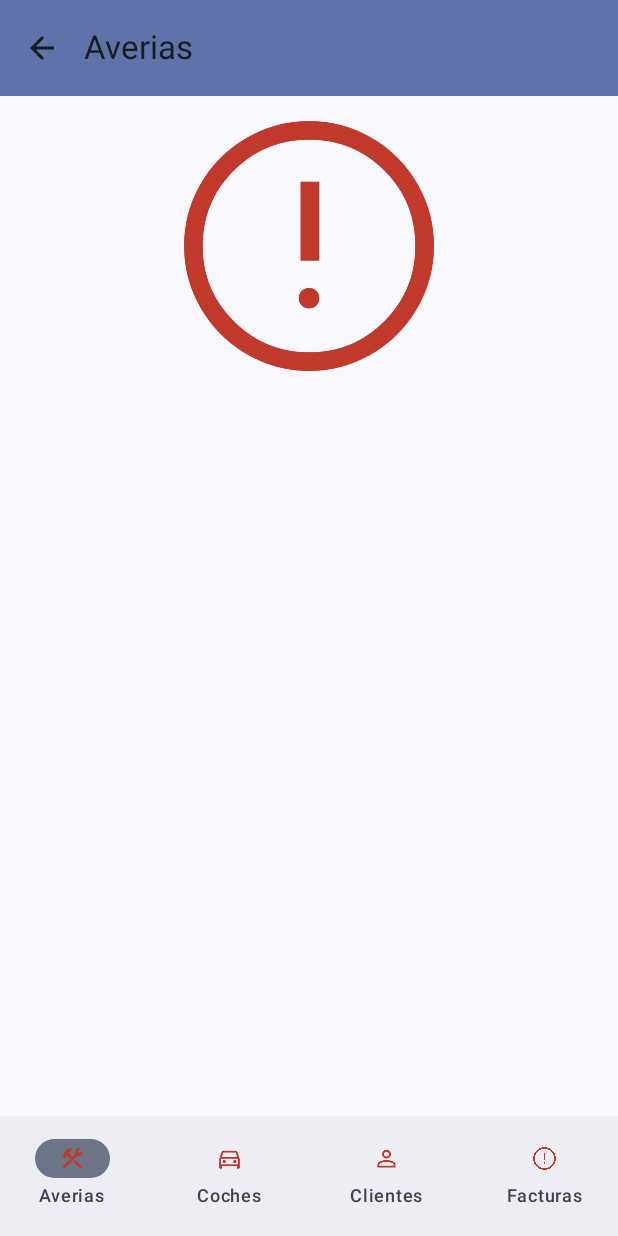
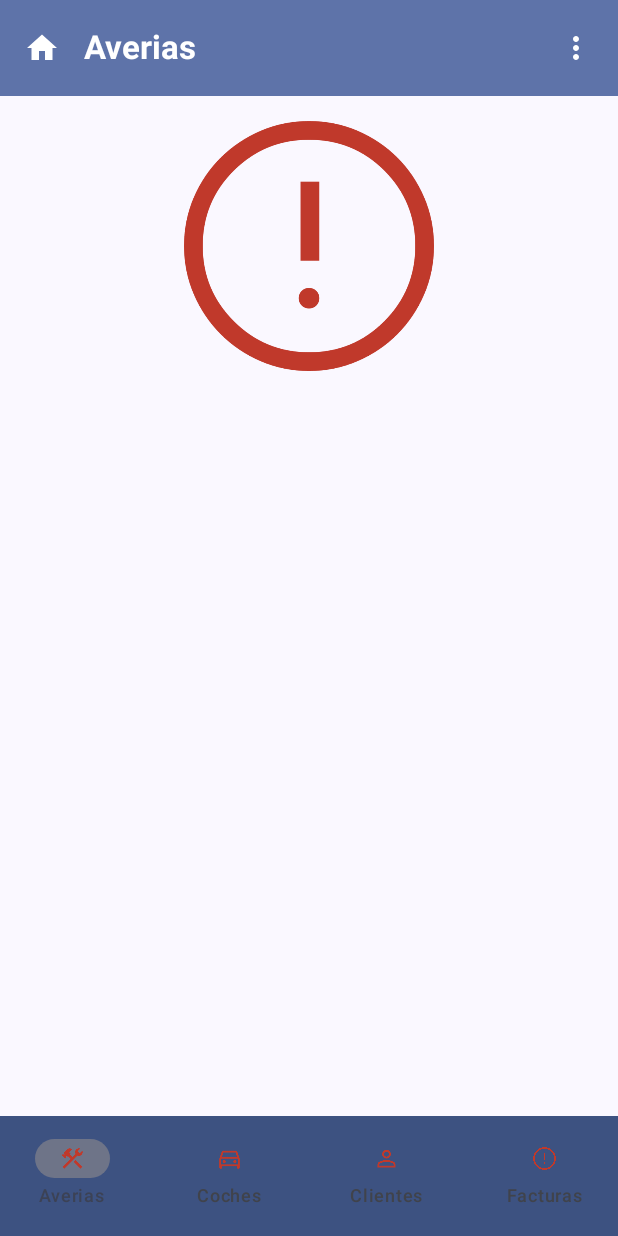
Before and after one commit to Sebbvs/TallerMecanico_Sebastian, an Android app built with Jetpack Compose: the Averias screen opened through its navigation route, on a phone screen of 412 x 824 dp. Run offline under Robolectric (Android 15) with nearby library versions, the phone set to English and light mode, and no system bars.

Commit message:
Login mejorado. ArrowBack mejorado. Averia Cards Mejorado
Falta añadir navigations.
Falta pantalla Empleados y Facturas.
Rehacer listas a Card y añadir botones para Ver Detalle y Editar, que se vea mas limpio y lograr un mejor contraste de color.

```diff
--- a/app/src/main/java/com/example/tallermecanico_sebastian/ui/TallerApp.kt
+++ b/app/src/main/java/com/example/tallermecanico_sebastian/ui/TallerApp.kt
@@ -2,12 +2,20 @@ package com.example.tallermecanico_sebastian.ui
 
 import androidx.annotation.StringRes
 import androidx.compose.foundation.Image
+import androidx.compose.foundation.layout.Row
+import androidx.compose.foundation.layout.Spacer
 import androidx.compose.foundation.layout.fillMaxSize
 import androidx.compose.foundation.layout.padding
 import androidx.compose.foundation.layout.size
+import androidx.compose.foundation.layout.width
 import androidx.compose.material.icons.Icons
 import androidx.compose.material.icons.automirrored.filled.ArrowBack
 import androidx.compose.material.icons.filled.AddCircle
+import androidx.compose.material.icons.filled.Home
+import androidx.compose.material.icons.filled.Star
+import androidx.compose.material.icons.outlined.MoreVert
+import androidx.compose.material3.DropdownMenu
+import androidx.compose.material3.DropdownMenuItem
 import androidx.compose.material3.ExperimentalMaterial3Api
 import androidx.compose.material3.Icon
 import androidx.compose.material3.IconButton
@@ -27,9 +35,12 @@ import androidx.compose.runtime.mutableStateOf
 import androidx.compose.runtime.remember
 import androidx.compose.runtime.rememberCoroutineScope
 import androidx.compose.runtime.setValue
+import androidx.compose.ui.Alignment
 import androidx.compose.ui.Modifier
+import androidx.compose.ui.graphics.Color
 import androidx.compose.ui.res.painterResource
 import androidx.compose.ui.res.stringResource
+import androidx.compose.ui.text.font.FontWeight
 import androidx.compose.ui.unit.dp
 import androidx.lifecycle.viewmodel.compose.viewModel
 import androidx.navigation.NavHostController
@@ -45,6 +56,7 @@ import com.example.tallermecanico_sebastian.ui.pantallas.PantallaCoches
 import com.example.tallermecanico_sebastian.ui.pantallas.PantallaEditarCoches
 import com.example.tallermecanico_sebastian.ui.pantallas.PantallaInicio
 import com.example.tallermecanico_sebastian.ui.pantallas.PantallaLogin
+import com.example.tallermecanico_sebastian.ui.theme.Blanco
 import com.example.tallermecanico_sebastian.ui.viewmodel.AveriaViewModel
 import com.example.tallermecanico_sebastian.ui.viewmodel.ClienteViewModel
 import com.example.tallermecanico_sebastian.ui.viewmodel.EmpleadoViewModel
@@ -63,9 +75,13 @@ enum class Pantallas(@StringRes val titulo: Int) {
     EditarAverias(titulo = R.string.pantalla_editar_averias),
     EditarCoches(titulo = R.string.pantalla_editar_coches),
     EditarClientes(titulo = R.string.pantalla_editar_clientes),
+
+    AnyadirAveria(titulo = R.string.pantalla_anyadir_averia),
+    AnyadirCliente(titulo = R.string.pantalla_anyadir_cliente),
+    AnyadirCoche(titulo = R.string.pantalla_anyadir_coche),
 //    EditarFacturas(titulo = R.string.pantalla_editar_facturas),
 
-//    TODO: HACER PANTALLA PARA EDITAR TRABAJADORES
+//    TODO: HACER PANTALLA PARA CRUD EMPLEADOS
 }
 
 val listaRutas = listOf(
@@ -148,7 +164,7 @@ fun TallerApp(
         },
         bottomBar = {
             if (pantallaActual != Pantallas.Login) {
-                NavigationBar {
+                NavigationBar(containerColor = MaterialTheme.colorScheme.primary.copy(alpha = 0.9F)) {
                     listaRutas.forEachIndexed { index, ruta ->
                         NavigationBarItem(
                             icon = {
@@ -158,15 +174,7 @@ fun TallerApp(
                                         contentDescription = stringResource(id = ruta.nombre),
                                         modifier = Modifier.size(18.dp)
                                     )
-                                /*Icon(
-                                    imageVector = ruta.iconoLleno,
-                                    contentDescription = stringResource(id = ruta.nombre)
-                                )*/
                                 else
-                                /*Icon(
-                                    imageVector = ruta.iconoVacio,
-                                    contentDescription = stringResource(id = ruta.nombre)
-                                )*/
                                     Image(
                                         painter = painterResource(id = ruta.iconoVacio),
                                         contentDescription = stringResource(id = ruta.nombre),
@@ -205,7 +213,7 @@ fun TallerApp(
             }
             composable(route = Pantallas.Inicio.name) {
                 PantallaInicio(
-                    empleadoUIState = empleadoUIState,
+                    empleadoViewModel = viewModelEmpleado,
                     modifier = Modifier
                 )
             }
@@ -215,7 +223,7 @@ fun TallerApp(
                     onAveriasObtenidos = { viewModelAveria.obtenerAverias() },
                     onAveriaClick = {
                         viewModelAveria.actualizarAveriaPulsado(it)
-                        navController.navigate(Pantallas.EditarAverias)
+                        navController.navigate(Pantallas.EditarAverias.name)
                     },
                     modifier = Modifier
                 )
@@ -226,7 +234,7 @@ fun TallerApp(
                     onVehiculosObtenidos = { viewModelVehiculo.obtenerVehiculos() },
                     onVehiculoClick = {
                         viewModelVehiculo.actualizarVehiculoPulsado(it)
-                        navController.navigate(Pantallas.EditarCoches)
+                        navController.navigate(Pantallas.EditarCoches.name)
                     },
                     modifier = Modifier
                 )
@@ -237,7 +245,7 @@ fun TallerApp(
                     onClientesObtenidos = { viewModelCliente.obtenerClientes() },
                     onClienteClick = {
                         viewModelCliente.actualizarClientePulsado(it)
-                        navController.navigate(Pantallas.EditarClientes)
+                        navController.navigate(Pantallas.EditarClientes.name)
                     },
                     modifier = Modifier
                 )
@@ -265,21 +273,69 @@ fun AppTopBar(
     modifier: Modifier = Modifier
 ) {
     val coroutineScoupe = rememberCoroutineScope()
-    val mostrarMenu by remember { mutableStateOf(false) }
+    var mostrarMenu by remember { mutableStateOf(false) }
+    var viewModelEmpleado: EmpleadoViewModel = viewModel(factory = EmpleadoViewModel.Factory)
 
     TopAppBar(
-        title = { Text(text = stringResource(id = pantallaActual.titulo)) },
+        title = {
+            Text(
+                text = stringResource(id = pantallaActual.titulo),
+                color = Blanco,
+                fontWeight = FontWeight.Bold
+            )
+        },
         colors = TopAppBarDefaults.mediumTopAppBarColors(
             containerColor = MaterialTheme.colorScheme.primaryContainer
         ),
         navigationIcon = {
+
             if (puedeNavegarAtras) {
-                IconButton(
-                    onClick = onNavegarAtras
+                if (pantallaActual != Pantallas.Login && pantallaActual != Pantallas.Averias && pantallaActual != Pantallas.Coches && pantallaActual != Pantallas.Clientes && pantallaActual != Pantallas.Inicio) {
+                    IconButton(
+                        onClick = onNavegarAtras
+                    ) {
+                        Icon(
+                            imageVector = Icons.AutoMirrored.Filled.ArrowBack,
+                            contentDescription = stringResource(id = R.string.atras),
+                            tint = Blanco
+                        )
+                    }
+
+                } else if (pantallaActual != Pantallas.Login && pantallaActual != Pantallas.Inicio) {
+                    IconButton(
+                        onClick = { navController.navigate(Pantallas.Inicio.name) }
+                    ) {
+                        Icon(
+                            imageVector = Icons.Default.Home,
+                            contentDescription = stringResource(id = R.string.home),
+                            tint = Blanco
+                        )
+                    }
+                }
+            }
+        },
+        actions = {
+            if (pantallaActual != Pantallas.Login) {
+                IconButton(onClick = { mostrarMenu = true }) {
+                    Icon(
+                        imageVector = Icons.Outlined.MoreVert,
+                        tint = Blanco,
+                        contentDescription = stringResource(R.string.abrir_menu)
+                    )
+                }
+                DropdownMenu(
+                    expanded = mostrarMenu,
+                    onDismissRequest = { mostrarMenu = false }
                 ) {
-                    Icon(
-                        imageVector = Icons.AutoMirrored.Filled.ArrowBack,
-                        contentDescription = stringResource(id = R.string.atras)
+                    DropdownMenuItem(
+                        text = {
+                            Text(text = stringResource(id = R.string.log_out))
+                        },
+                        onClick = {
+                            mostrarMenu = false
+                            viewModelEmpleado.cerrarSesion()
+                            navController.navigate(Pantallas.Login.name)
+                        }
                     )
                 }
             }
--- a/app/src/main/java/com/example/tallermecanico_sebastian/ui/theme/Theme.kt
+++ b/app/src/main/java/com/example/tallermecanico_sebastian/ui/theme/Theme.kt
@@ -16,7 +16,7 @@ private val DarkColorScheme = darkColorScheme(
     onPrimary = Blanco,
     background = NegroCarbon,
     onBackground = Blanco,
-    surface = GrisOscuro,
+    surface = GrisOscuro, //GrisOscuro
     onSurface = Blanco,
     secondary = AzulOscuro,
     onSecondary = Blanco,
@@ -31,7 +31,7 @@ private val LightColorScheme = lightColorScheme(
     onPrimary = Blanco,
     background = GrisClaro,
     onBackground = Negro,
-    surface = Blanco,
+    surface = Blanco, //Blanco
     onSurface = Negro,
     secondary = AzulOscuro,
     onSecondary = Blanco,
--- a/app/src/main/res/values/strings.xml
+++ b/app/src/main/res/values/strings.xml
@@ -14,14 +14,22 @@
     <string name="pantalla_editar_clientes">Editar Clientes</string>
     <string name="pantalla_editar_facturas">Editar Facturas</string>
 
+    <string name="pantalla_anyadir_averia">Nuevo Avería</string>
+    <string name="pantalla_anyadir_cliente">Nuevo Cliente</string>
+    <string name="pantalla_anyadir_coche">Nuevo Vehículo</string>
+
     <!--BOTON ATRAS-->
     <string name="atras">Atrás</string>
+    <string name="home">Inicio</string>
 
-    <!--    Pantalla LOGIN-->
+    <!--    PANTALLA LOGIN-->
     <string name="acceso">Acceso</string>
     <string name="boton_login">Acceder</string>
     <string name="contrasenya_oculta">Acceder</string>
     <string name="contrasenya_visible">Acceder</string>
+    <string name="lift_logo">App Logo</string>
+    <string name="abrir_menu">Abrir menú</string>
+    <string name="log_out">Cerrar sesión</string>
 
     <!--    PANTALLA INICIO-->
     <string name="error_de_conexion">ERROR DE CONEXIÓN</string>
```
Also changed, not shown: app/src/main/java/com/example/tallermecanico_sebastian/ui/pantallas/PantallaAverias.kt (+20 -18 lines), app/src/main/java/com/example/tallermecanico_sebastian/ui/pantallas/PantallaInicio.kt (+29 -3 lines), app/src/main/java/com/example/tallermecanico_sebastian/ui/pantallas/PantallaLogin.kt (+13 -2 lines), app/src/main/java/com/example/tallermecanico_sebastian/ui/viewmodel/EmpleadoViewModel.kt (+18 -0 lines), app/src/main/res/drawable/lift_logo.png (added).
